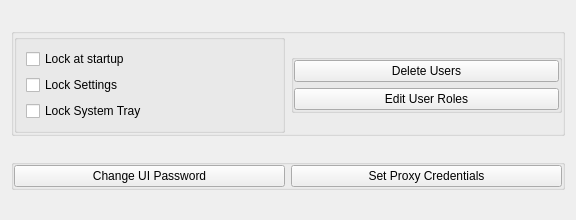
The window that src/nekobox/ui/security/security.ui (qr243vbi/nekobox) describes before a commit, drawn with Qt 5.
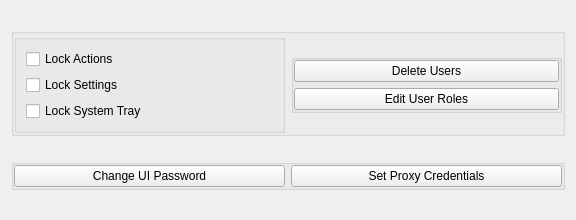
The same window after the commit.

Patch:
```diff
--- a/src/nekobox/ui/security/security.ui
+++ b/src/nekobox/ui/security/security.ui
@@ -59,7 +59,7 @@
          <item>
           <widget class="QCheckBox" name="auth_startup">
            <property name="text">
-            <string>Lock at startup</string>
+            <string>Lock Actions</string>
            </property>
           </widget>
          </item>
```
